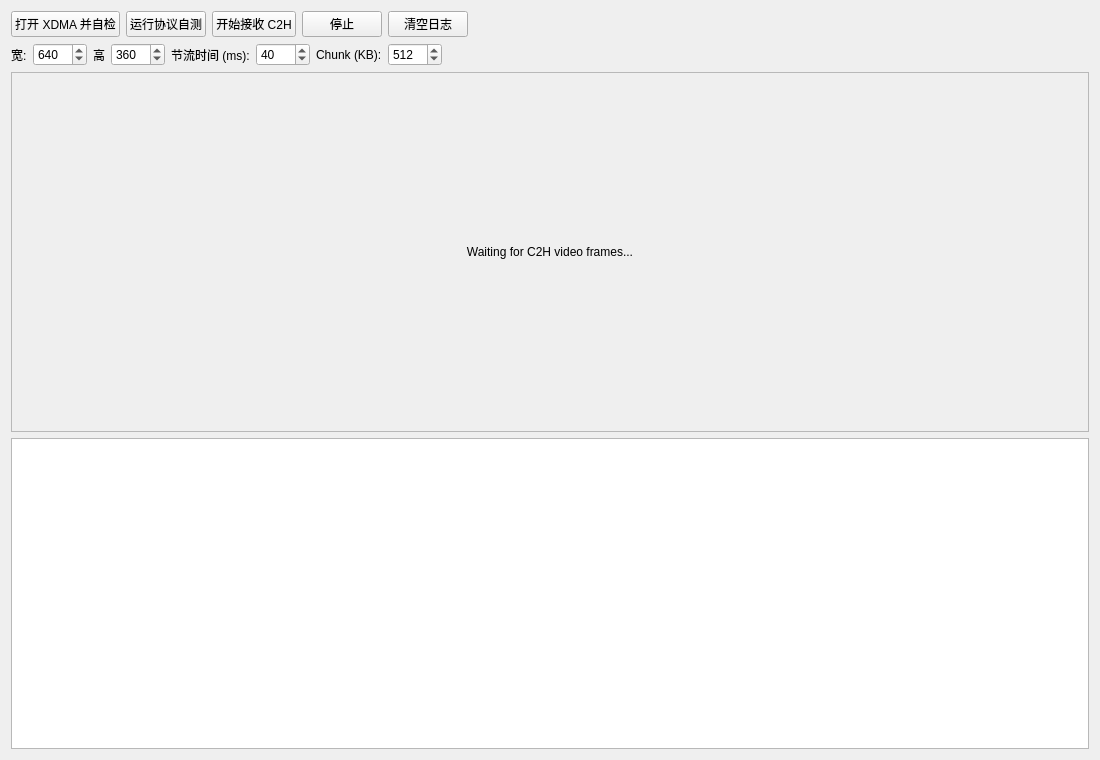
Qt form widget.ui (jingzezhang818/camera_viewer) before a commit.
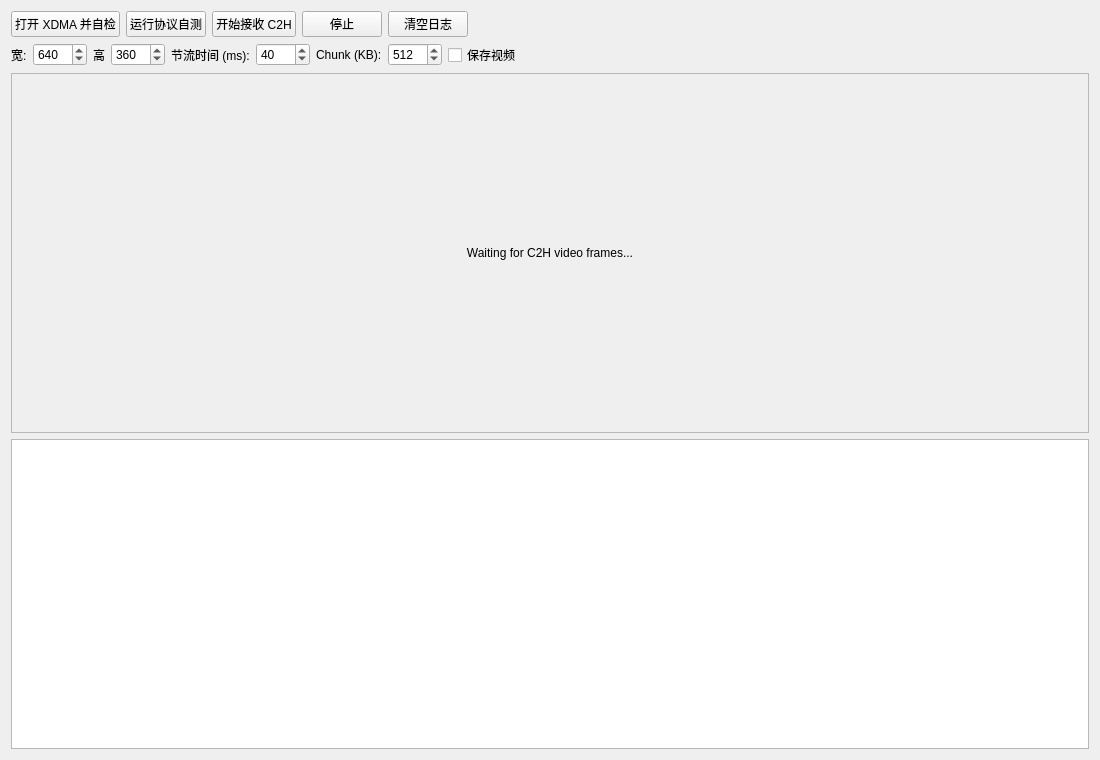
The same form after that commit.

Commit message: viewer: add optional video dump saving

Patch:
```diff
--- a/widget.ui
+++ b/widget.ui
@@ -160,6 +160,16 @@
        </property>
       </widget>
      </item>
+     <item>
+      <widget class="QCheckBox" name="checkSaveVideo">
+       <property name="text">
+        <string>保存视频</string>
+       </property>
+       <property name="checked">
+        <bool>false</bool>
+       </property>
+      </widget>
+     </item>
      <item>
       <spacer name="paramSpacer">
        <property name="orientation">
```
The commit also changes 2 other files.
